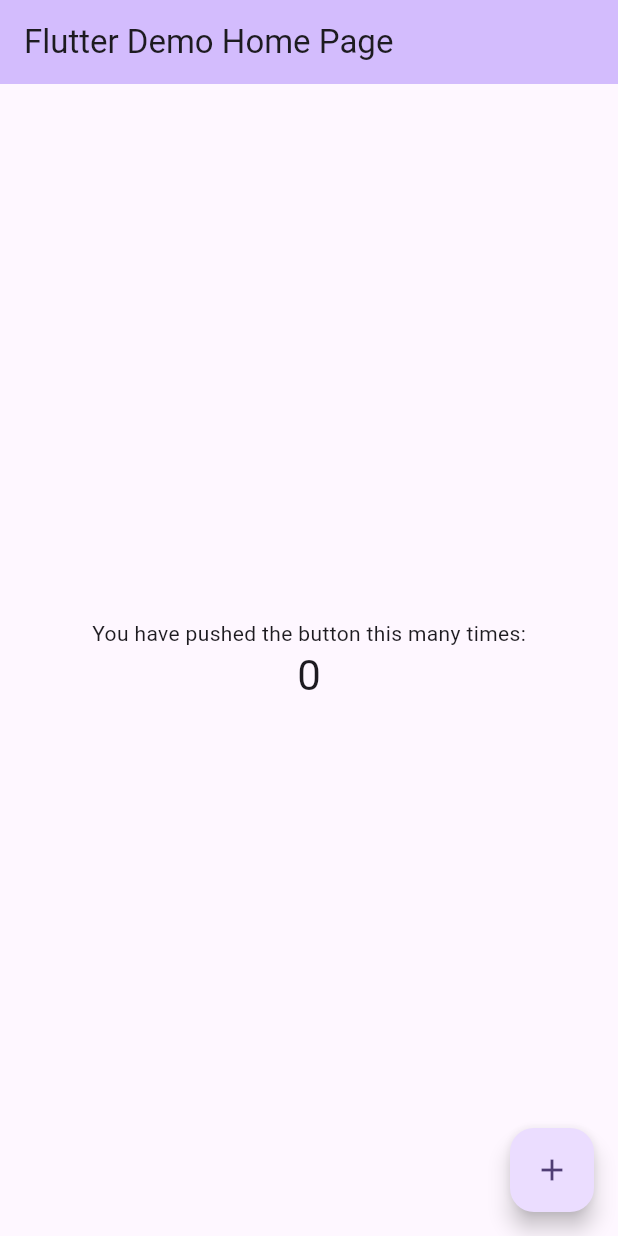
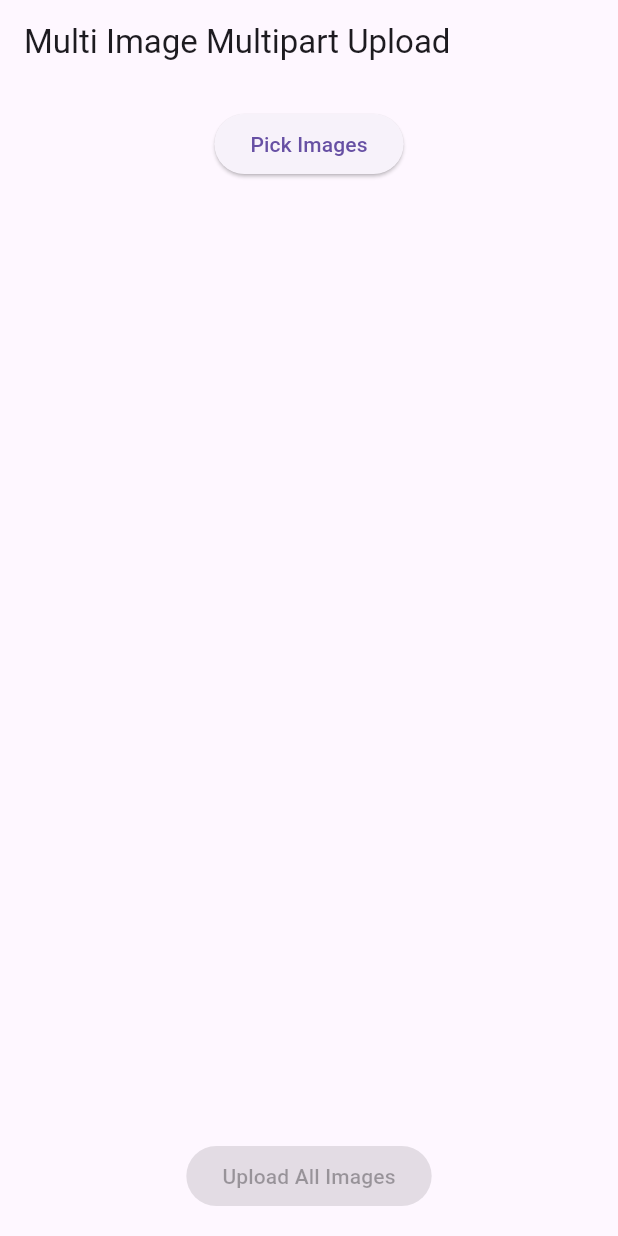
Before and after one commit to Mohamed-lehbib/multipart-upload, a Flutter app: the screen it shows after launch, on a phone screen of 412 x 824 dp. Run offline on Flutter 3.47's test engine with Material 3 defaults, Android fonts, the phone set to English and light mode, and no system bars; our stand-ins replace dio, image_picker.

Commit message:
Add multi-image upload functionality with backend integration

```diff
--- a/s3_uploader/lib/main.dart
+++ b/s3_uploader/lib/main.dart
@@ -1,122 +1,214 @@
+import 'dart:convert';
+import 'dart:io';
 import 'package:flutter/material.dart';
+import 'package:image_picker/image_picker.dart';
+import 'package:http/http.dart' as http;
+import 'package:dio/dio.dart';
+import 'package:path/path.dart' as path;
 
 void main() {
   runApp(const MyApp());
 }
 
+const backendUrl = 'https://multipart-upload.mlehbib.com'; // Change to your backend IP if needed
+
 class MyApp extends StatelessWidget {
   const MyApp({super.key});
-
-  // This widget is the root of your application.
   @override
   Widget build(BuildContext context) {
-    return MaterialApp(
-      title: 'Flutter Demo',
-      theme: ThemeData(
-        // This is the theme of your application.
-        //
-        // TRY THIS: Try running your application with "flutter run". You'll see
-        // the application has a purple toolbar. Then, without quitting the app,
-        // try changing the seedColor in the colorScheme below to Colors.green
-        // and then invoke "hot reload" (save your changes or press the "hot
-        // reload" button in a Flutter-supported IDE, or press "r" if you used
-        // the command line to start the app).
-        //
-        // Notice that the counter didn't reset back to zero; the application
-        // state is not lost during the reload. To reset the state, use hot
-        // restart instead.
-        //
-        // This works for code too, not just values: Most code changes can be
-        // tested with just a hot reload.
-        colorScheme: ColorScheme.fromSeed(seedColor: Colors.deepPurple),
-      ),
-      home: const MyHomePage(title: 'Flutter Demo Home Page'),
+    return const MaterialApp(
+      home: MultiImageUploader(),
     );
   }
 }
 
-class MyHomePage extends StatefulWidget {
-  const MyHomePage({super.key, required this.title});
-
-  // This widget is the home page of your application. It is stateful, meaning
-  // that it has a State object (defined below) that contains fields that affect
-  // how it looks.
-
-  // This class is the configuration for the state. It holds the values (in this
-  // case the title) provided by the parent (in this case the App widget) and
-  // used by the build method of the State. Fields in a Widget subclass are
-  // always marked "final".
-
-  final String title;
+class MultiImageUploader extends StatefulWidget {
+  const MultiImageUploader({super.key});
 
   @override
-  State<MyHomePage> createState() => _MyHomePageState();
+  State<MultiImageUploader> createState() => _MultiImageUploaderState();
 }
 
-class _MyHomePageState extends State<MyHomePage> {
-  int _counter = 0;
+class _MultiImageUploaderState extends State<MultiImageUploader> {
+  final ImagePicker _picker = ImagePicker();
+  List<File> _selectedImages = [];
+  List<String> _uploadStatuses = [];
+  bool _isUploading = false;
 
-  void _incrementCounter() {
+  Future<void> pickImages() async {
+    final pickedFiles = await _picker.pickMultiImage();
+
+    if (pickedFiles != null && pickedFiles.isNotEmpty) {
+      setState(() {
+        _selectedImages = pickedFiles.map((x) => File(x.path)).toList();
+        _uploadStatuses = List.filled(_selectedImages.length, "Not uploaded");
+      });
+    }
+  }
+
+  Future<void> uploadImage(int index) async {
+    final file = _selectedImages[index];
+    final fileName = path.basename(file.path);
+    final contentType = 'image/jpeg'; // Adjust as needed
+    final fileBytes = await file.readAsBytes();
+    final fileSize = fileBytes.length;
+
     setState(() {
-      // This call to setState tells the Flutter framework that something has
-      // changed in this State, which causes it to rerun the build method below
-      // so that the display can reflect the updated values. If we changed
-      // _counter without calling setState(), then the build method would not be
-      // called again, and so nothing would appear to happen.
-      _counter++;
+      _uploadStatuses[index] = "Starting upload...";
+    });
+
+    // Step 1: Initiate multipart upload
+    final initiateRes = await http.post(
+      Uri.parse('$backendUrl/upload/initiate'),
+      body: {
+        'filename': fileName,
+        'content_type': contentType,
+      },
+    );
+    if (initiateRes.statusCode != 200) {
+      setState(() {
+        _uploadStatuses[index] = 'Failed to initiate upload: ${initiateRes.body}';
+      });
+      return;
+    }
+    final initJson = json.decode(initiateRes.body);
+    final uploadId = initJson['uploadId'];
+    final key = initJson['key'];
+
+    const chunkSize = 5 * 1024 * 1024; // 5MB
+    final partCount = (fileSize / chunkSize).ceil();
+    final etags = <Map<String, String>>[];
+
+    // Step 2: Upload each chunk part
+    for (int i = 0; i < partCount; i++) {
+      final start = i * chunkSize;
+      final end = ((i + 1) * chunkSize < fileSize)
+          ? (i + 1) * chunkSize
+          : fileSize;
+      final chunk = fileBytes.sublist(start, end);
+
+      // Get presigned URL for this part
+      final presignRes = await http.post(
+        Uri.parse('$backendUrl/upload/presigned-url'),
+        body: {
+          'key': key,
+          'uploadId': uploadId,
+          'partNumber': (i + 1).toString(),
+        },
+      );
+
+      if (presignRes.statusCode != 200) {
+        setState(() {
+          _uploadStatuses[index] = 'Failed to get presigned URL: ${presignRes.body}';
+        });
+        return;
+      }
+
+      final presignJson = json.decode(presignRes.body);
+      final url = presignJson['url'];
+
+      // Upload chunk to S3 using Dio
+      final dio = Dio();
+      try {
+        final uploadRes = await dio.put(
+          url,
+          data: Stream.fromIterable([chunk]),
+          options: Options(
+            headers: {
+              'Content-Length': chunk.length.toString(),
+              'Content-Type': contentType,
+            },
+          ),
+        );
+
+        final etag = uploadRes.headers.map['etag']?.first;
+        if (etag == null) {
+          setState(() {
+            _uploadStatuses[index] = 'Failed: No ETag returned by S3';
+          });
+          return;
+        }
+
+        etags.add({'PartNumber': '${i + 1}', 'ETag': etag});
+        setState(() {
+          _uploadStatuses[index] = 'Uploaded part ${i + 1} of $partCount';
+        });
+      } catch (e) {
+        setState(() {
+          _uploadStatuses[index] = 'Upload failed: $e';
+        });
+        return;
+      }
+    }
+
+    // Step 3: Complete multipart upload
+    final completeParts = etags.map((e) => "${e['PartNumber']}:${e['ETag']}").toList();
+    final completeRes = await http.post(
+      Uri.parse('$backendUrl/upload/complete'),
+      body: {
+        'key': key,
+        'uploadId': uploadId,
+        'parts': completeParts,
+      },
+    );
+
+    if (completeRes.statusCode == 200) {
+      setState(() {
+        _uploadStatuses[index] = 'Upload complete!';
+      });
+    } else {
+      setState(() {
+        _uploadStatuses[index] = 'Failed to complete upload: ${completeRes.body}';
+      });
+    }
+  }
+
+  Future<void> uploadAll() async {
+    if (_selectedImages.isEmpty) return;
+
+    setState(() {
+      _isUploading = true;
+    });
+
+    for (int i = 0; i < _selectedImages.length; i++) {
+      await uploadImage(i);
+    }
+
+    setState(() {
+      _isUploading = false;
     });
   }
 
   @override
   Widget build(BuildContext context) {
-    // This method is rerun every time setState is called, for instance as done
-    // by the _incrementCounter method above.
-    //
-    // The Flutter framework has been optimized to make rerunning build methods
-    // fast, so that you can just rebuild anything that needs updating rather
-    // than having to individually change instances of widgets.
     return Scaffold(
-      appBar: AppBar(
-        // TRY THIS: Try changing the color here to a specific color (to
-        // Colors.amber, perhaps?) and trigger a hot reload to see the AppBar
-        // change color while the other colors stay the same.
-        backgroundColor: Theme.of(context).colorScheme.inversePrimary,
-        // Here we take the value from the MyHomePage object that was created by
-        // the App.build method, and use it to set our appbar title.
-        title: Text(widget.title),
+      appBar: AppBar(title: const Text("Multi Image Multipart Upload")),
+      body: Padding(
+        padding: const EdgeInsets.all(16.0),
+        child: Column(children: [
+          ElevatedButton(
+            onPressed: _isUploading ? null : pickImages,
+            child: const Text("Pick Images"),
+          ),
+          const SizedBox(height: 10),
+          Expanded(
+            child: ListView.builder(
+              itemCount: _selectedImages.length,
+              itemBuilder: (context, index) {
+                return ListTile(
+                  leading: Image.file(_selectedImages[index], width: 50, height: 50, fit: BoxFit.cover),
+                  title: Text(path.basename(_selectedImages[index].path)),
+                  subtitle: Text(_uploadStatuses.length > index ? _uploadStatuses[index] : ""),
+                );
+              },
+            ),
+          ),
+          ElevatedButton(
+            onPressed: (_isUploading || _selectedImages.isEmpty) ? null : uploadAll,
+            child: Text(_isUploading ? 'Uploading...' : 'Upload All Images'),
+          ),
+        ]),
       ),
-      body: Center(
-        // Center is a layout widget. It takes a single child and positions it
-        // in the middle of the parent.
-        child: Column(
-          // Column is also a layout widget. It takes a list of children and
-          // arranges them vertically. By default, it sizes itself to fit its
-          // children horizontally, and tries to be as tall as its parent.
-          //
-          // Column has various properties to control how it sizes itself and
-          // how it positions its children. Here we use mainAxisAlignment to
-          // center the children vertically; the main axis here is the vertical
-          // axis because Columns are vertical (the cross axis would be
-          // horizontal).
-          //
-          // TRY THIS: Invoke "debug painting" (choose the "Toggle Debug Paint"
-          // action in the IDE, or press "p" in the console), to see the
-          // wireframe for each widget.
-          mainAxisAlignment: MainAxisAlignment.center,
-          children: <Widget>[
-            const Text('You have pushed the button this many times:'),
-            Text(
-              '$_counter',
-              style: Theme.of(context).textTheme.headlineMedium,
-            ),
-          ],
-        ),
-      ),
-      floatingActionButton: FloatingActionButton(
-        onPressed: _incrementCounter,
-        tooltip: 'Increment',
-        child: const Icon(Icons.add),
-      ), // This trailing comma makes auto-formatting nicer for build methods.
     );
   }
 }
--- a/s3_uploader/pubspec.yaml
+++ b/s3_uploader/pubspec.yaml
@@ -34,6 +34,10 @@ dependencies:
   # The following adds the Cupertino Icons font to your application.
   # Use with the CupertinoIcons class for iOS style icons.
   cupertino_icons: ^1.0.8
+  http: ^0.13.6
+  image_picker: ^1.0.4
+  dio: ^5.4.2
+  path: ^1.9.0
 
 dev_dependencies:
   flutter_test:
```
Also changed, not shown: s3_uploader/pubspec.lock, 3 other files.
